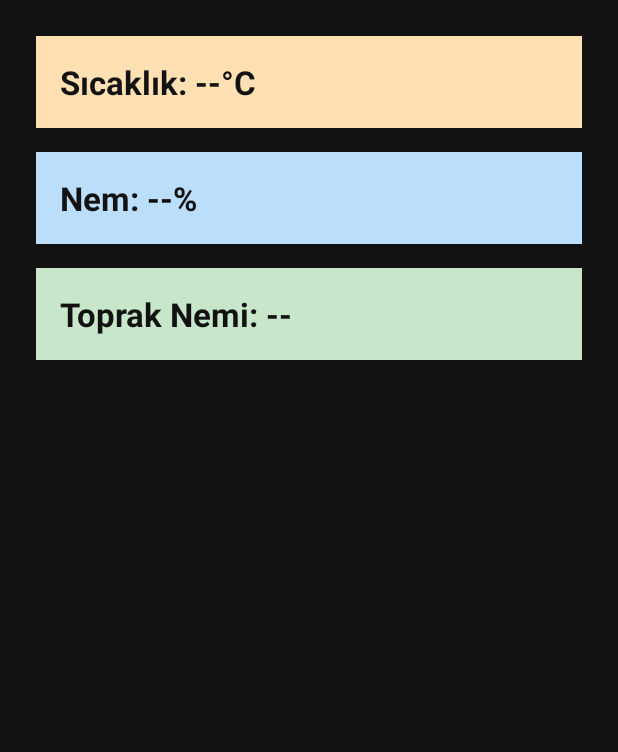
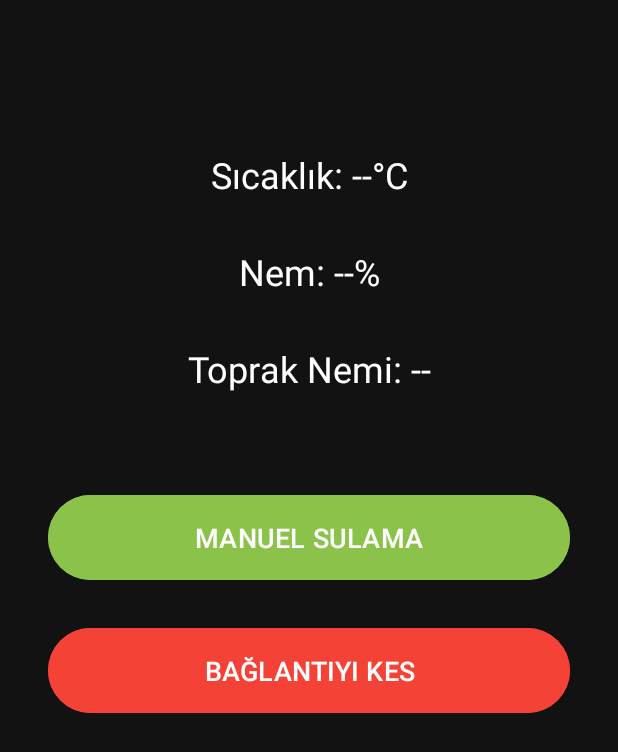
Before and after one commit to nyaexx/bitki-sulama, an Android app built with Jetpack Compose: the MonitoringActivity screen opened directly, with no data from a screen before it, on a phone screen of 412 x 824 dp. Shown: the top 752 px of the screen. Run offline under Robolectric (Android 15) with nearby library versions, the phone set to English and light mode, and no system bars; 1 statement that could not run was skipped.

Commit message:
n1.1 için android uygulamasının kodlarının güncellenmiş hali eklendi.

```diff
--- a/app/build.gradle.kts
+++ b/app/build.gradle.kts
@@ -13,7 +13,7 @@ android {
         minSdk = 24
         targetSdk = 35
         versionCode = 1
-        versionName = "1.0"
+        versionName = "1.1"
 
         testInstrumentationRunner = "androidx.test.runner.AndroidJUnitRunner"
     }
--- a/app/src/main/res/layout/activity_monitoring.xml
+++ b/app/src/main/res/layout/activity_monitoring.xml
@@ -1,48 +1,77 @@
 <?xml version="1.0" encoding="utf-8"?>
-<LinearLayout xmlns:android="http://schemas.android.com/apk/res/android"
-    android:id="@+id/monitoringLayout"
+<androidx.constraintlayout.widget.ConstraintLayout xmlns:android="http://schemas.android.com/apk/res/android"
+    xmlns:app="http://schemas.android.com/apk/res-auto"
+    xmlns:tools="http://schemas.android.com/tools"
     android:layout_width="match_parent"
     android:layout_height="match_parent"
-    android:orientation="vertical"
-    android:padding="24dp"
-    android:background="#121212">
+    tools:context=".MonitoringActivity">
 
     <TextView
         android:id="@+id/temperatureTextView"
-        android:layout_width="match_parent"
+        android:layout_width="wrap_content"
         android:layout_height="wrap_content"
-        android:text="Sıcaklık: -- °C"
-        android:textColor="@color/backgroundColor"
-        android:textSize="22sp"
-        android:textStyle="bold"
-        android:padding="16dp"
-        android:background="#FFE0B2"
-        android:layout_marginBottom="16dp"
-        android:elevation="2dp" />
+        android:layout_marginTop="100dp"
+        android:text="Sıcaklık: --°C"
+        android:textColor="@color/textPrimary"
+        android:textSize="24sp"
+        app:layout_constraintEnd_toEndOf="parent"
+        app:layout_constraintStart_toStartOf="parent"
+        app:layout_constraintTop_toTopOf="parent" />
 
     <TextView
         android:id="@+id/humidityTextView"
-        android:layout_width="match_parent"
+        android:layout_width="wrap_content"
         android:layout_height="wrap_content"
-        android:text="Nem: -- %"
-        android:textColor="@color/backgroundColor"
-        android:textSize="22sp"
-        android:textStyle="bold"
-        android:padding="16dp"
-        android:background="#BBDEFB"
-        android:layout_marginBottom="16dp"
-        android:elevation="2dp" />
+        android:layout_marginTop="32dp"
+        android:text="Nem: --%"
+        android:textColor="@color/textPrimary"
+        android:textSize="24sp"
+        app:layout_constraintEnd_toEndOf="parent"
+        app:layout_constraintStart_toStartOf="parent"
+        app:layout_constraintTop_toBottomOf="@+id/temperatureTextView" />
 
     <TextView
         android:id="@+id/soilMoistureTextView"
-        android:layout_width="match_parent"
+        android:layout_width="wrap_content"
         android:layout_height="wrap_content"
+        android:layout_marginTop="32dp"
         android:text="Toprak Nemi: --"
-        android:textColor="@color/backgroundColor"
-        android:textSize="22sp"
-        android:textStyle="bold"
+        android:textColor="@color/textPrimary"
+        android:textSize="24sp"
+        app:layout_constraintEnd_toEndOf="parent"
+        app:layout_constraintStart_toStartOf="parent"
+        app:layout_constraintTop_toBottomOf="@+id/humidityTextView" />
+
+    <!-- Manuel Sulama Butonu -->
+    <Button
+        android:id="@+id/manualWateringButton"
+        android:layout_width="0dp"
+        android:layout_height="wrap_content"
+        android:layout_marginStart="32dp"
+        android:layout_marginTop="64dp"
+        android:layout_marginEnd="32dp"
         android:padding="16dp"
-        android:background="#C8E6C9"
-        android:elevation="2dp" />
+        android:text="MANUEL SULAMA"
+        android:backgroundTint="@color/secondaryColor"
+        android:textSize="18sp"
+        app:layout_constraintEnd_toEndOf="parent"
+        app:layout_constraintStart_toStartOf="parent"
+        app:layout_constraintTop_toBottomOf="@+id/soilMoistureTextView" />
 
-</LinearLayout>
+    <!-- Bağlantı Kesme Butonu -->
+    <Button
+        android:id="@+id/disconnectButton"
+        android:layout_width="0dp"
+        android:layout_height="wrap_content"
+        android:layout_marginStart="32dp"
+        android:layout_marginTop="24dp"
+        android:layout_marginEnd="32dp"
+        android:padding="16dp"
+        android:text="BAĞLANTIYI KES"
+        android:textSize="18sp"
+        android:backgroundTint="#F44336"
+        app:layout_constraintEnd_toEndOf="parent"
+        app:layout_constraintStart_toStartOf="parent"
+        app:layout_constraintTop_toBottomOf="@+id/manualWateringButton" />
+
+</androidx.constraintlayout.widget.ConstraintLayout>
--- a/app/src/main/res/layout/activity_splash.xml
+++ b/app/src/main/res/layout/activity_splash.xml
@@ -14,7 +14,7 @@
         android:id="@+id/textView"
         android:layout_width="wrap_content"
         android:layout_height="wrap_content"
-        android:text="@string/app_name"
+        android:text="@string/app_name_version"
         android:textSize="24sp"
         android:textStyle="bold"
         android:textColor="#FFFFFF"
--- a/app/src/main/res/values/strings.xml
+++ b/app/src/main/res/values/strings.xml
@@ -2,6 +2,7 @@
     <!-- App name -->
     <string name="app_name">Bitki Sulama</string>
     <string name="made">made by nyaex</string>
+    <string name="app_name_version">Bitki Sulama 1.1</string>
 
     <!-- Splash Screen -->
 
@@ -14,7 +15,6 @@
     <!-- MonitoringActivity -->
     <string name="monitoring_text">Veri İzleme Paneli</string>
     <string name="device_data">Cihaz Verisi</string>
-    <string name="barrier_status">Bariyer Durumu</string>
     <string name="temperature_label">Sıcaklık</string>
     <string name="humidity_label">Nem</string>
     <string name="soil_moisture_label">Toprak Nem</string>
@@ -35,5 +35,5 @@
     <!-- Settings -->
     <string name="settings_title">Ayarlar</string>
     <string name="update_interval_label">Veri Güncelleme Aralığı (sn)</string>
-
+    <!-- buradaki çoğu string şuan kullanılmıyor olabilir. kontrol gerekli. -->
 </resources>
```
Also changed, not shown: app/src/main/java/com/example/bitkisulama/MonitoringActivity.kt (+61 -0 lines).
